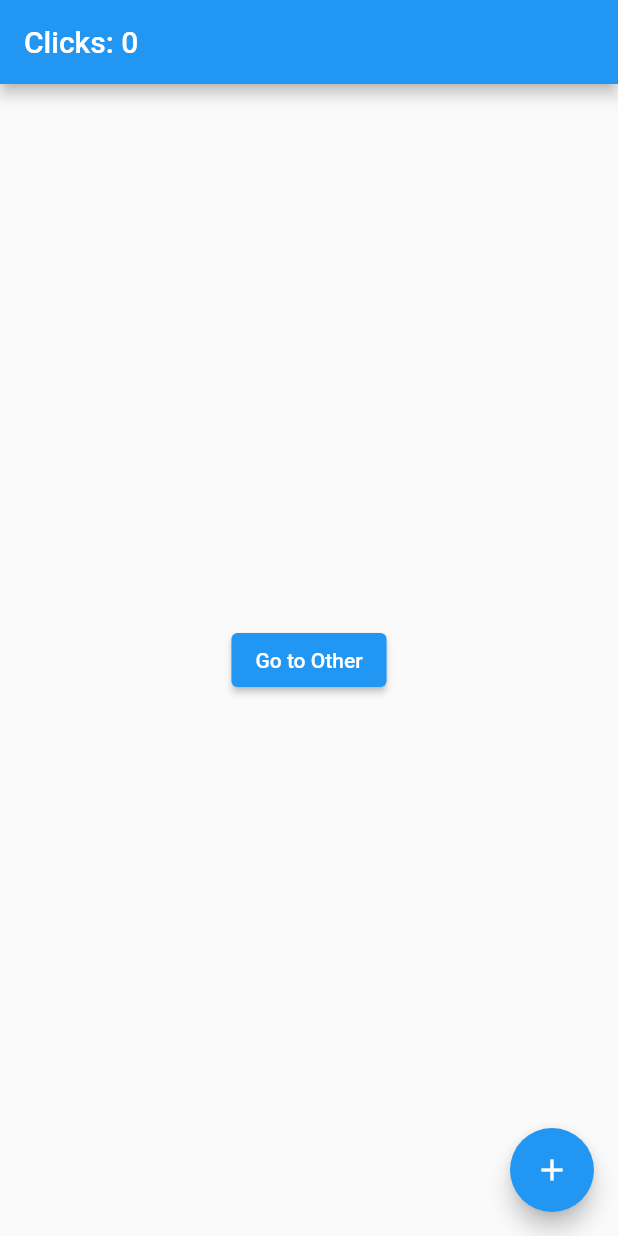
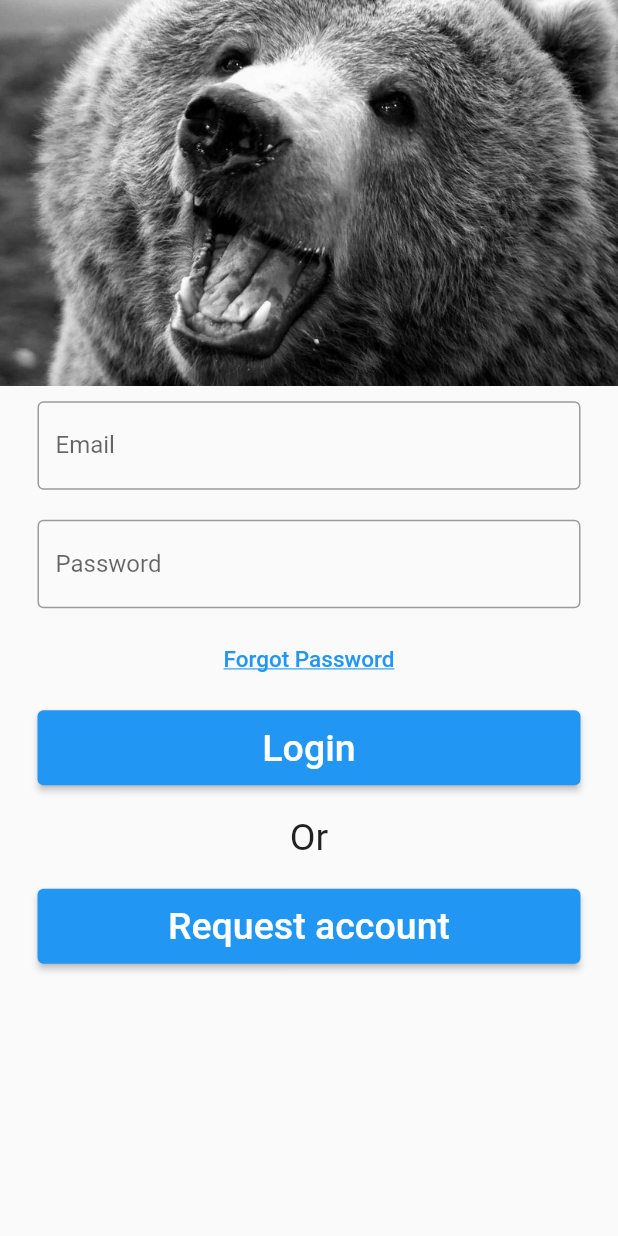
Before and after one commit to aismaniotto/registration_app, a Flutter app: the screen it shows after launch, on a phone screen of 412 x 824 dp. Run offline on Flutter 3.47's test engine with Material 2 defaults, Android fonts, the phone set to English and light mode, and no system bars; our stand-ins replace get.

Commit message:
feature(auth): create login page

```diff
--- /dev/null
+++ b/lib/UserInterface/Pages/login_page.dart
@@ -0,0 +1,99 @@
+import 'package:flutter/material.dart';
+
+class LoginPage extends StatelessWidget {
+  const LoginPage({Key? key}) : super(key: key);
+
+  @override
+  Widget build(BuildContext context) {
+    return Scaffold(
+        body: Column(
+      children: [
+        Center(
+          child: Image.asset('assets/images/bear-logo.jpeg'),
+        ),
+        Container(
+          decoration: const BoxDecoration(
+              borderRadius: BorderRadius.all(Radius.circular(20))),
+          child: Column(
+            children: [
+              const Padding(
+                padding: EdgeInsets.symmetric(horizontal: 25, vertical: 10),
+                child: TextField(
+                  decoration: InputDecoration(
+                      border: OutlineInputBorder(),
+                      labelText: 'Email',
+                      hintText: 'Enter valid mail id as abc@gmail.com'),
+                ),
+              ),
+              const Padding(
+                padding: EdgeInsets.symmetric(horizontal: 25, vertical: 10),
+                child: TextField(
+                  obscureText: true,
+                  decoration: InputDecoration(
+                      border: OutlineInputBorder(),
+                      labelText: 'Password',
+                      hintText: 'Enter your secure password'),
+                ),
+              ),
+              TextButton(
+                onPressed: () {
+                  //TODO FORGOT PASSWORD SCREEN GOES HERE
+                },
+                child: const Text(
+                  'Forgot Password',
+                  style: TextStyle(
+                      color: Colors.blue,
+                      fontSize: 15,
+                      decoration: TextDecoration.underline),
+                ),
+              ),
+              Padding(
+                padding:
+                    const EdgeInsets.symmetric(horizontal: 25, vertical: 10),
+                child: ElevatedButton(
+                  style: ElevatedButton.styleFrom(
+                    minimumSize: const Size(double.infinity, 50),
+                  ),
+                  onPressed: () {},
+                  child: const Text(
+                    'Login',
+                    style: TextStyle(
+                      color: Colors.white,
+                      fontSize: 25,
+                    ),
+                  ),
+                ),
+              ),
+              Container(
+                alignment: Alignment.center,
+                padding:
+                    const EdgeInsets.symmetric(horizontal: 25, vertical: 10),
+                child: const Text(
+                  'Or',
+                  style: TextStyle(fontSize: 25),
+                ),
+              ),
+              Padding(
+                padding:
+                    const EdgeInsets.symmetric(horizontal: 25, vertical: 10),
+                child: ElevatedButton(
+                  style: ElevatedButton.styleFrom(
+                    minimumSize: const Size(double.infinity, 50),
+                  ),
+                  onPressed: () {},
+                  child: const Text(
+                    'Request account',
+                    style: TextStyle(
+                      color: Colors.white,
+                      fontSize: 25,
+                    ),
+                  ),
+                ),
+              ),
+            ],
+          ),
+        ),
+      ],
+    ));
+  }
+}
--- a/lib/main.dart
+++ b/lib/main.dart
@@ -1,40 +1,5 @@
 import 'package:flutter/material.dart';
 import 'package:get/get.dart';
+import 'package:registration_app/UserInterface/Pages/login_page.dart';
 
-void main() => runApp(GetMaterialApp(home: Home()));
-
-class Controller extends GetxController {
-  var count = 0.obs;
-  increment() => count++;
-}
-
-class Home extends StatelessWidget {
-  @override
-  Widget build(context) {
-    // Instantiate your class using Get.put() to make it available for all "child" routes there.
-    final Controller c = Get.put(Controller());
-
-    return Scaffold(
-        // Use Obx(()=> to update Text() whenever count is changed.
-        appBar: AppBar(title: Obx(() => Text("Clicks: ${c.count}"))),
-
-        // Replace the 8 lines Navigator.push by a simple Get.to(). You don't need context
-        body: Center(
-            child: ElevatedButton(
-                child: const Text("Go to Other"),
-                onPressed: () => Get.to(Other()))),
-        floatingActionButton: FloatingActionButton(
-            child: const Icon(Icons.add), onPressed: c.increment));
-  }
-}
-
-class Other extends StatelessWidget {
-  // You can ask Get to find a Controller that is being used by another page and redirect you to it.
-  final Controller c = Get.find();
-
-  @override
-  Widget build(context) {
-    // Access the updated count variable
-    return Scaffold(body: Center(child: Text("${c.count}")));
-  }
-}
+void main() => runApp(GetMaterialApp(home: LoginPage()));
--- a/pubspec.yaml
+++ b/pubspec.yaml
@@ -59,9 +59,8 @@ flutter:
   uses-material-design: true
 
   # To add assets to your application, add an assets section, like this:
-  # assets:
-  #   - images/a_dot_burr.jpeg
-  #   - images/a_dot_ham.jpeg
+  assets:
+    - assets/images/
 
   # An image asset can refer to one or more resolution-specific "variants", see
   # https://flutter.dev/assets-and-images/#resolution-aware.
```
Also changed, not shown: assets/images/bear-logo.jpeg (added), assets/images/flutter-logo.png (added).
